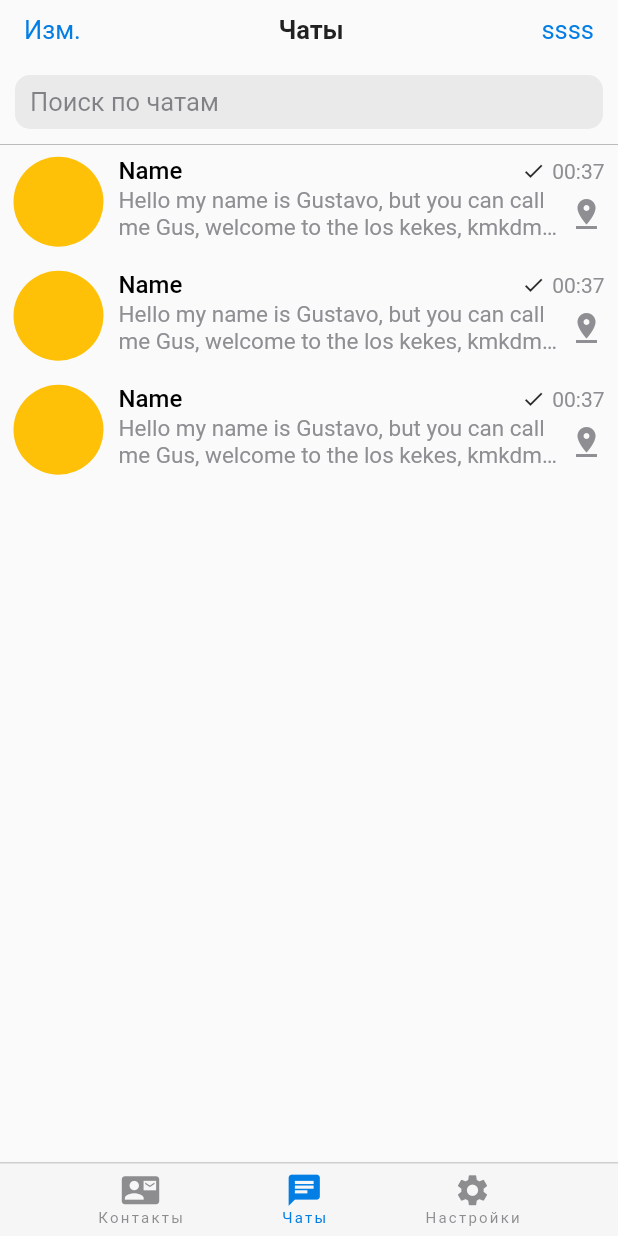
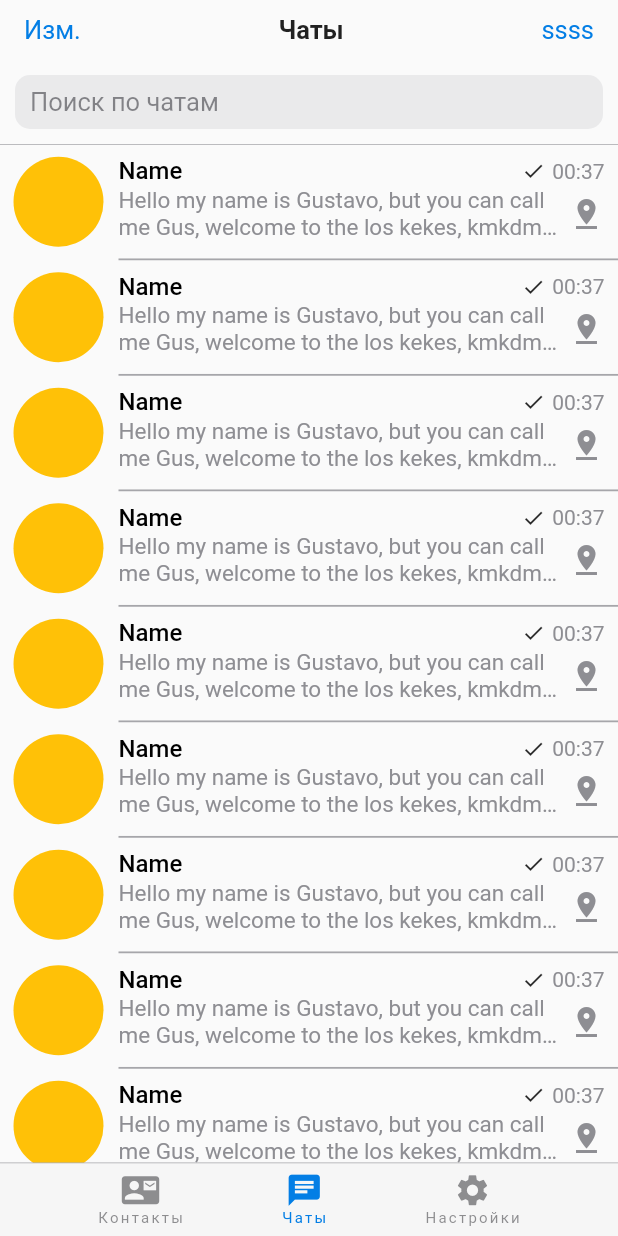
Before and after one commit to KidNeKit/FakeTelegram, a Flutter app: the HomeScreen screen opened by its route, on a phone screen of 412 x 824 dp. Run offline on Flutter 3.47's test engine with Material 2 defaults, Android fonts, the phone set to English and light mode, and no system bars; our stand-ins replace flutter_bloc; Roboto replaces fonts that are missing (SF Pro).

Commit message:
added single child scroll view

```diff
--- a/lib/presentation/screens/messages_screen/chat_listview.dart
+++ b/lib/presentation/screens/messages_screen/chat_listview.dart
@@ -1,3 +1,4 @@
+import 'package:fake_telegram/colors.dart';
 import 'package:flutter/material.dart';
 
 import '../../../styles.dart';
@@ -7,8 +8,18 @@ class ChatListView extends StatelessWidget {
 
   @override
   Widget build(BuildContext context) {
-    return Expanded(
-      child: Container(),
+    return ListView.separated(
+      shrinkWrap: true,
+      physics: const NeverScrollableScrollPhysics(),
+      padding: const EdgeInsets.all(0),
+      itemBuilder: (ctx, index) => const ChatItem(),
+      itemCount: 10,
+      separatorBuilder: (ctx, index) => Divider(
+        height: 1.0,
+        indent: 79,
+        color: dividerColor,
+        thickness: 1.2,
+      ),
     );
   }
 }
--- a/lib/presentation/screens/messages_screen/messages_screen.dart
+++ b/lib/presentation/screens/messages_screen/messages_screen.dart
@@ -1,6 +1,6 @@
-import 'package:fake_telegram/presentation/screens/messages_screen/chat_listview.dart';
 import 'package:flutter/material.dart';
 
+import 'chat_listview.dart';
 import 'messages_header.dart';
 import 'search_text_field.dart';
 
@@ -10,12 +10,19 @@ class MessagesScreen extends StatelessWidget {
   @override
   Widget build(BuildContext context) {
     return Column(
-      children: const [
-        MessagesHeader(),
-        SearchTextField(),
-        ChatItem(),
-        ChatItem(),
-        ChatItem(),
+      children: [
+        const MessagesHeader(),
+        Expanded(
+          child: SingleChildScrollView(
+            physics: const BouncingScrollPhysics(),
+            child: Column(
+              children: const [
+                SearchTextField(),
+                ChatListView(),
+              ],
+            ),
+          ),
+        ),
       ],
     );
   }
```
